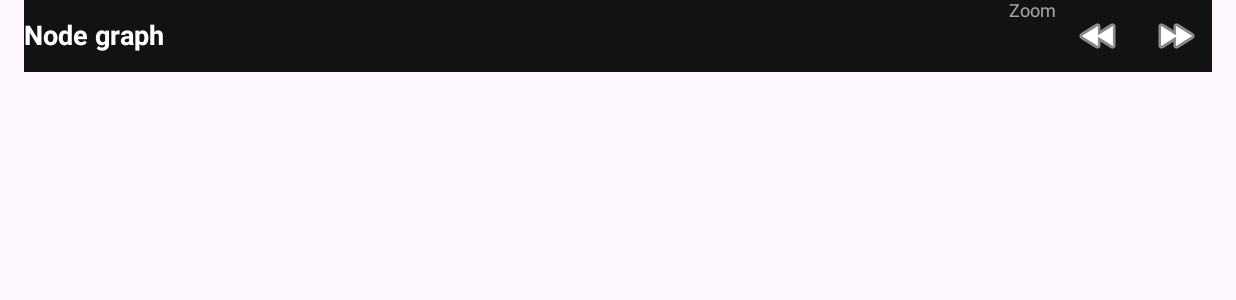
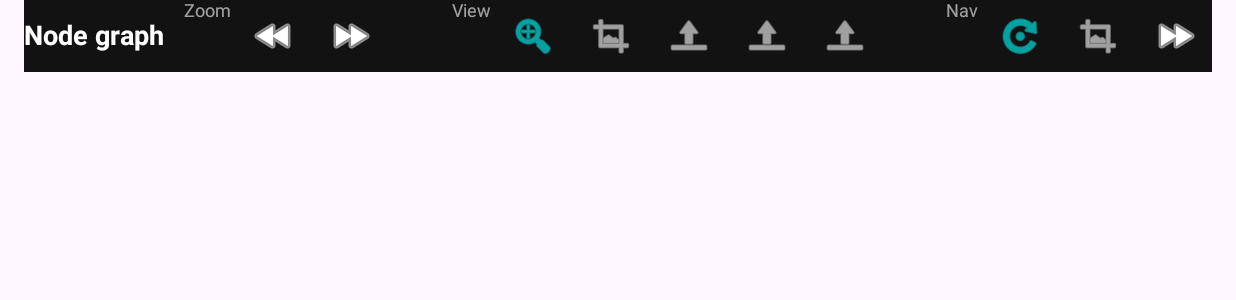
Before and after one commit to KT-Exonum/Jirro, an Android app built with Jetpack Compose: the composable FusionHeader shown on its own in the app's theme, on a phone screen of 824 x 412 dp (held sideways). Shown: the top 300 px of the screen. Run offline under Robolectric (Android 15) with nearby library versions, the light colour scheme and no system bars; 4 statements that could not run were skipped.

Commit message:
feat(engine): implement 2.5D compositing system and 3D shaders
Introduce a 2.5D compositing subsystem that allows 2D layers to be
manipulated within a 3D space. This includes new node types for
3D transformations, camera controls, and depth-of-field post-processing.

- Add `Transform3D`, `Camera3D`, and `DepthOfField` node types to the
  engine graph.
- Implement new GLSL shaders for 3D transformations, camera projection,
  and depth-of-field effects.
- Update `RenderGraph` to handle the new node types and shader bindings.
- Integrate new 2.5D tools into the UI editor palette and state.
- Add viewport navigation controls to the Fusion tab interface.

Co-authored-by: kiloconnect[bot] <240665456+kiloconnect[bot]@users.noreply.github.com>

```diff
--- a/app/src/main/java/com/vfxengine/app/ui/tab/FusionTab.kt
+++ b/app/src/main/java/com/vfxengine/app/ui/tab/FusionTab.kt
@@ -236,6 +236,18 @@ fun FusionToolPalette(state: EditorState) {
                     onItemClick = { type -> addNodeOfType(state, type) }
                 )
 
+                // 2.5D System (Z-axis for 2D planes)
+                ToolCategorySection(
+                    title = "2.5D / 3D",
+                    color = 0xFF673AB7.toInt(),
+                    items = listOf(
+                        ToolItem("Transform 3D", EditorState.NodeType.Transform3D, android.R.drawable.ic_menu_crop),
+                        ToolItem("Camera 3D", EditorState.NodeType.Camera3D, android.R.drawable.ic_menu_mapmode),
+                        ToolItem("Depth of Field", EditorState.NodeType.DepthOfField, android.R.drawable.ic_menu_rotate),
+                    ),
+                    onItemClick = { type -> addNodeOfType(state, type) }
+                )
+
                 // Filters
                 ToolCategorySection(
                     title = "Filters",
@@ -429,6 +441,74 @@ fun FusionHeader() {
                 Icon(
                     painter = painterResource(id = android.R.drawable.ic_media_ff),
                     contentDescription = "Zoom In",
+                    tint = Color.White
+                )
+            }
+        }
+
+        // 3D Viewport controls
+        androidx.compose.foundation.layout.Box(modifier = Modifier.width(16.dp))
+        Row(horizontalArrangement = androidx.compose.foundation.layout.Arrangement.spacedBy(4.dp)) {
+            Text(text = "View", color = Color.White.copy(alpha = 0.6f), fontSize = 12.sp)
+            IconButton(onClick = { /* view: perspective */ }) {
+                Icon(
+                    painter = painterResource(id = android.R.drawable.ic_menu_zoom),
+                    contentDescription = "Perspective",
+                    tint = Color.Cyan
+                )
+            }
+            IconButton(onClick = { /* view: orthographic */ }) {
+                Icon(
+                    painter = painterResource(id = android.R.drawable.ic_menu_crop),
+                    contentDescription = "Orthographic",
+                    tint = Color.White
+                )
+            }
+            IconButton(onClick = { /* view: top */ }) {
+                Icon(
+                    painter = painterResource(id = android.R.drawable.ic_menu_upload),
+                    contentDescription = "Top",
+                    tint = Color.White
+                )
+            }
+            IconButton(onClick = { /* view: front */ }) {
+                Icon(
+                    painter = painterResource(id = android.R.drawable.ic_menu_upload),
+                    contentDescription = "Front",
+                    tint = Color.White
+                )
+            }
+            IconButton(onClick = { /* view: right */ }) {
+                Icon(
+                    painter = painterResource(id = android.R.drawable.ic_menu_upload),
+                    contentDescription = "Right",
+                    tint = Color.White
+                )
+            }
+        }
+
+        // Navigation mode
+        androidx.compose.foundation.layout.Box(modifier = Modifier.width(16.dp))
+        Row(horizontalArrangement = androidx.compose.foundation.layout.Arrangement.spacedBy(4.dp)) {
+            Text(text = "Nav", color = Color.White.copy(alpha = 0.6f), fontSize = 12.sp)
+            IconButton(onClick = { /* orbit */ }) {
+                Icon(
+                    painter = painterResource(id = android.R.drawable.ic_menu_rotate),
+                    contentDescription = "Orbit",
+                    tint = Color.Cyan
+                )
+            }
+            IconButton(onClick = { /* pan */ }) {
+                Icon(
+                    painter = painterResource(id = android.R.drawable.ic_menu_crop),
+                    contentDescription = "Pan",
+                    tint = Color.White
+                )
+            }
+            IconButton(onClick = { /* dolly */ }) {
+                Icon(
+                    painter = painterResource(id = android.R.drawable.ic_media_ff),
+                    contentDescription = "Dolly",
                     tint = Color.White
                 )
             }
```
Also changed, not shown: app/src/main/java/com/vfxengine/app/ui/common/EditorState.kt (+19 -0 lines), 9 other files.
